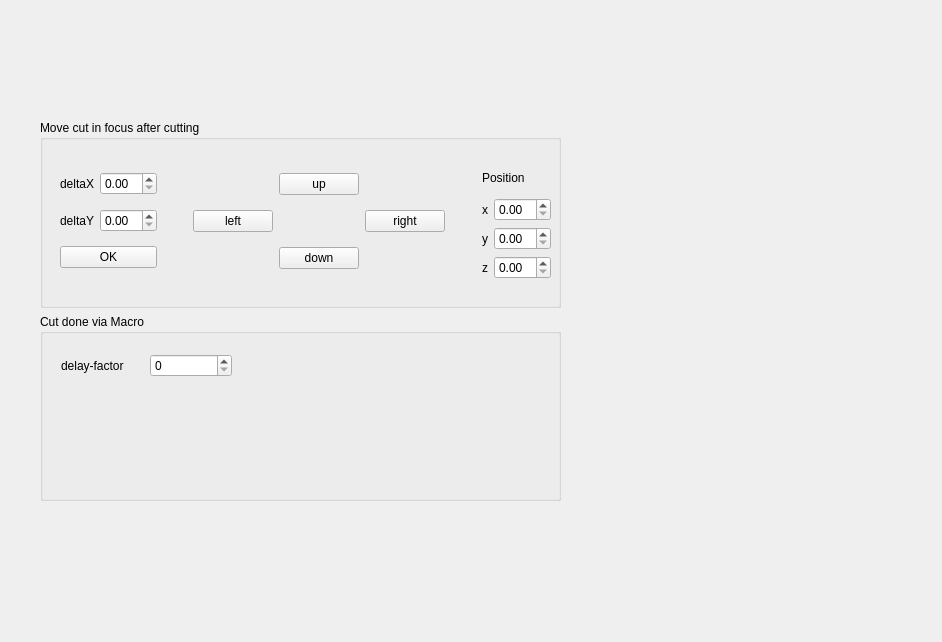
Before: the Qt Designer form pages/thirdpage.ui in Jogala/stageController_linux_64, drawn with Qt 5.
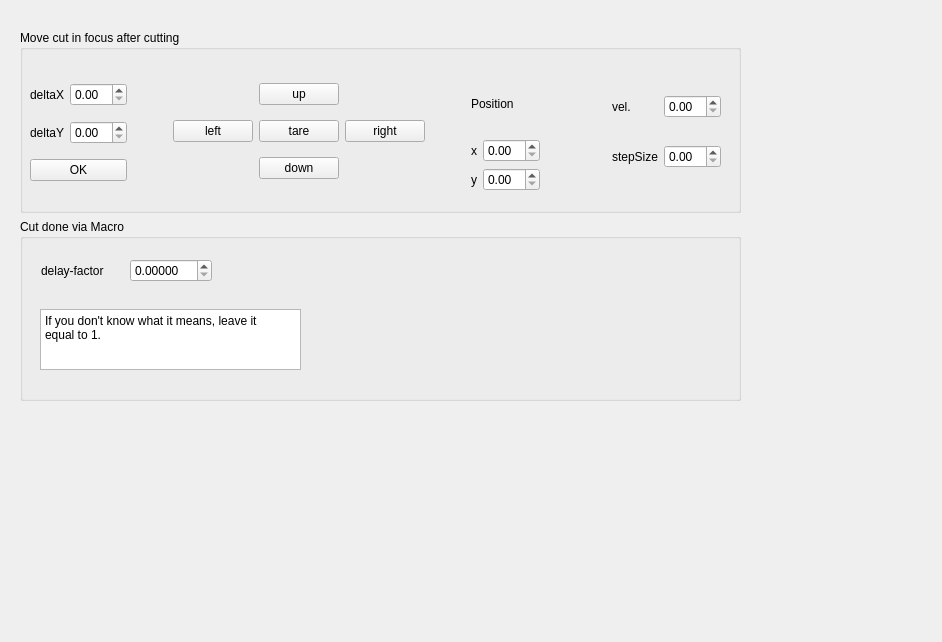
After: the same form once the commit is applied.

Patch:
```diff
--- a/pages/thirdpage.ui
+++ b/pages/thirdpage.ui
@@ -16,27 +16,35 @@
   <widget class="QWidget" name="">
    <property name="geometry">
     <rect>
-     <x>40</x>
-     <y>120</y>
-     <width>521</width>
-     <height>381</height>
+     <x>20</x>
+     <y>30</y>
+     <width>721</width>
+     <height>371</height>
     </rect>
    </property>
    <layout class="QVBoxLayout" name="verticalLayout_3">
     <item>
      <widget class="QGroupBox" name="groupBox">
+      <property name="sizePolicy">
+       <sizepolicy hsizetype="Preferred" vsizetype="Expanding">
+        <horstretch>0</horstretch>
+        <verstretch>0</verstretch>
+       </sizepolicy>
+      </property>
       <property name="title">
        <string>Move cut in focus after cutting</string>
       </property>
       <widget class="QWidget" name="">
        <property name="geometry">
         <rect>
-         <x>20</x>
+         <x>10</x>
          <y>44</y>
-         <width>491</width>
-         <height>115</height>
+         <width>691</width>
+         <height>117</height>
         </rect>
        </property>
+       <layout class="QHBoxLayout" name="horizontalLayout_12">
+        <item>
        <layout class="QHBoxLayout" name="horizontalLayout_7">
         <item>
          <layout class="QVBoxLayout" name="verticalLayout">
@@ -69,7 +77,7 @@
            </layout>
           </item>
           <item>
-           <widget class="QPushButton" name="pushButton">
+             <widget class="QPushButton" name="set_focus_values">
             <property name="text">
              <string>OK</string>
             </property>
@@ -120,6 +128,13 @@
             </property>
            </widget>
           </item>
+            <item row="1" column="1">
+             <widget class="QPushButton" name="pushButton">
+              <property name="text">
+               <string>tare</string>
+              </property>
+             </widget>
+            </item>
          </layout>
         </item>
         <item>
@@ -187,18 +202,40 @@
            </layout>
           </item>
           <item>
-           <layout class="QHBoxLayout" name="horizontalLayout_6">
+             <layout class="QHBoxLayout" name="horizontalLayout_6"/>
+            </item>
+           </layout>
+          </item>
+         </layout>
+        </item>
             <item>
-             <widget class="QLabel" name="label_6">
+         <spacer name="horizontalSpacer_3">
+          <property name="orientation">
+           <enum>Qt::Horizontal</enum>
+          </property>
+          <property name="sizeHint" stdset="0">
+           <size>
+            <width>40</width>
+            <height>20</height>
+           </size>
+          </property>
+         </spacer>
+        </item>
+        <item>
+         <layout class="QVBoxLayout" name="verticalLayout_5">
+          <item>
+           <layout class="QHBoxLayout" name="horizontalLayout_8">
+            <item>
+             <widget class="QLabel" name="label_9">
               <property name="text">
-               <string>z</string>
+               <string>vel.</string>
               </property>
              </widget>
             </item>
             <item>
-             <widget class="QDoubleSpinBox" name="doubleSpinBox_5">
+             <widget class="QDoubleSpinBox" name="vel_spinBox">
               <property name="sizePolicy">
-               <sizepolicy hsizetype="Expanding" vsizetype="Fixed">
+               <sizepolicy hsizetype="Minimum" vsizetype="Fixed">
                 <horstretch>0</horstretch>
                 <verstretch>0</verstretch>
                </sizepolicy>
@@ -207,9 +244,30 @@
             </item>
            </layout>
           </item>
+          <item>
+           <layout class="QHBoxLayout" name="horizontalLayout_11">
+            <item>
+             <widget class="QLabel" name="label_12">
+              <property name="text">
+               <string>stepSize</string>
+              </property>
+             </widget>
+            </item>
+            <item>
+             <widget class="QDoubleSpinBox" name="stepSize_spinBox">
+              <property name="sizePolicy">
+               <sizepolicy hsizetype="Minimum" vsizetype="Fixed">
+                <horstretch>0</horstretch>
+                <verstretch>0</verstretch>
+               </sizepolicy>
+              </property>
+             </widget>
+            </item>
          </layout>
         </item>
        </layout>
+        </item>
+       </layout>
       </widget>
       <zorder></zorder>
       <zorder></zorder>
@@ -221,10 +279,16 @@
     </item>
     <item>
      <widget class="QGroupBox" name="groupBox_2">
+      <property name="sizePolicy">
+       <sizepolicy hsizetype="Expanding" vsizetype="Expanding">
+        <horstretch>0</horstretch>
+        <verstretch>0</verstretch>
+       </sizepolicy>
+      </property>
       <property name="title">
        <string>Cut done via Macro</string>
       </property>
-      <widget class="QWidget" name="">
+      <widget class="QWidget" name="layoutWidget">
        <property name="geometry">
         <rect>
          <x>21</x>
@@ -233,20 +297,62 @@
          <height>41</height>
         </rect>
        </property>
+       <property name="sizePolicy">
+        <sizepolicy hsizetype="Expanding" vsizetype="Expanding">
+         <horstretch>0</horstretch>
+         <verstretch>0</verstretch>
+        </sizepolicy>
+       </property>
        <layout class="QHBoxLayout" name="horizontalLayout_3">
         <item>
          <widget class="QLabel" name="label_3">
+          <property name="sizePolicy">
+           <sizepolicy hsizetype="Expanding" vsizetype="Expanding">
+            <horstretch>0</horstretch>
+            <verstretch>0</verstretch>
+           </sizepolicy>
+          </property>
           <property name="text">
            <string>delay-factor</string>
           </property>
          </widget>
         </item>
         <item>
-         <widget class="QSpinBox" name="spinBox"/>
+         <widget class="QDoubleSpinBox" name="delayFactor_SpinBox">
+          <property name="sizePolicy">
+           <sizepolicy hsizetype="Expanding" vsizetype="Fixed">
+            <horstretch>0</horstretch>
+            <verstretch>0</verstretch>
+           </sizepolicy>
+          </property>
+          <property name="decimals">
+           <number>5</number>
+          </property>
+          <property name="maximum">
+           <double>2.000000000000000</double>
+          </property>
+         </widget>
         </item>
        </layout>
       </widget>
-      <zorder></zorder>
+      <widget class="QPlainTextEdit" name="plainTextEdit">
+       <property name="geometry">
+        <rect>
+         <x>20</x>
+         <y>90</y>
+         <width>261</width>
+         <height>61</height>
+        </rect>
+       </property>
+       <property name="readOnly">
+        <bool>true</bool>
+       </property>
+       <property name="plainText">
+        <string>If you don't know what it means, leave it 
+equal to 1. </string>
+       </property>
+      </widget>
+      <zorder>layoutWidget</zorder>
       <zorder>groupBox</zorder>
      </widget>
     </item>
```
Left out of the diff: 45 changed lines with no effect on the pictures. Lines whose indentation alone changed are shown as unchanged.
